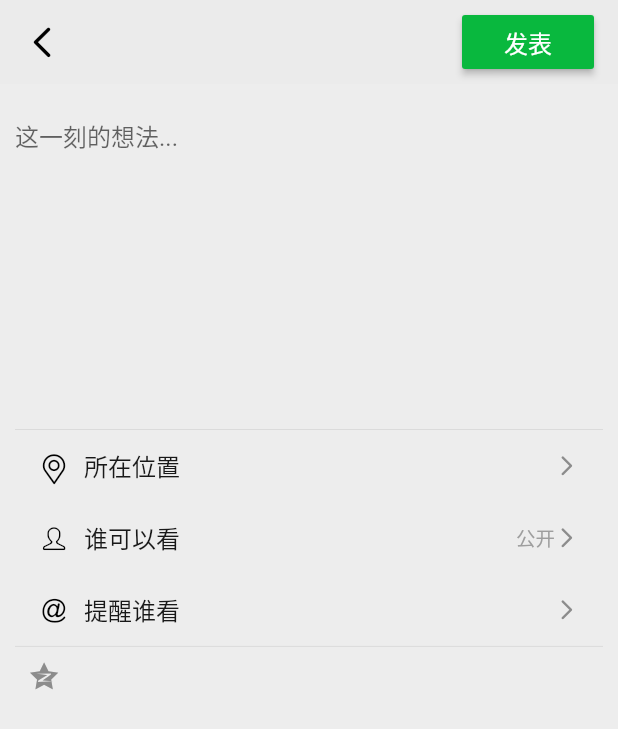
After one commit to chromon/lophornis, a Flutter app: the MomentPublishPage screen opened by its route, on a phone screen of 412 x 824 dp. The commit adds this screen. Shown: the top 729 px of the screen. Run offline on Flutter 3.47's test engine with Material 2 defaults, Android fonts, the phone set to English and light mode, and no system bars.

Commit message:
style: add moment publish page.

```diff
--- a/lib/constants/app_routes.dart
+++ b/lib/constants/app_routes.dart
@@ -28,4 +28,6 @@ class Routes {
   static const FriendInfo = '/friend_info';
   // 朋友圈
   static const Moments = '/moments';
+  // 发布朋友圈消息
+  static const MomentsPublish = '/moments_publish';
 }
--- a/lib/main.dart
+++ b/lib/main.dart
@@ -5,6 +5,7 @@ import 'package:lophornis/pages/contact/friend_info.dart';
 import 'package:lophornis/pages/contact/new_friends_page.dart';
 import 'package:lophornis/pages/contact/add_friends_page.dart';
 import 'package:lophornis/pages/me/set_nickname.dart';
+import 'package:lophornis/pages/moments/moment_publish_page.dart';
 import 'package:lophornis/pages/moments/moments_page.dart';
 import 'package:lophornis/pages/welcome/login_page.dart';
 import 'package:lophornis/pages/welcome/sign_up.dart';
@@ -43,5 +44,6 @@ void main() => runApp(MaterialApp(
     Routes.SetNickname: (context) => SetNicknamePage(),
     Routes.FriendInfo: (context) => FriendInfo(),
     Routes.Moments: (context) => MomentsPage(),
+    Routes.MomentsPublish: (context) => MomentPublishPage(),
   },
 ));
--- /dev/null
+++ b/lib/pages/moments/moment_publish_page.dart
@@ -0,0 +1,183 @@
+import 'package:flutter/material.dart';
+
+import 'package:lophornis/constants/app_constants.dart';
+import 'package:lophornis/constants/app_colors.dart';
+import 'package:lophornis/constants/app_styles.dart';
+
+class MomentPublishPage extends StatefulWidget {
+  @override
+  _MomentPublishPageState createState() => _MomentPublishPageState();
+}
+
+class _MomentPublishPageState extends State<MomentPublishPage> {
+  @override
+  Widget build(BuildContext context) {
+    return Scaffold(
+      backgroundColor: Color(AppColors.BackgroundColor),
+      appBar: AppBar(
+        leading: IconButton(
+          icon: Icon(
+            IconData(
+              0xe64c,
+              fontFamily: AppConstants.IconFontFamily,
+            ),
+            size: AppConstants.ActionIconSize + 4.0,
+            color: const Color(AppColors.ActionIconColor),
+          ),
+          onPressed: () {
+            Navigator.pop(context);
+          },
+        ),
+        elevation: 0.0,
+        brightness: Brightness.light,
+        backgroundColor: const Color(AppColors.PrimaryColor),
+        actions: <Widget>[
+          Container(
+            margin: EdgeInsets.only(top: 10.0, bottom: 10.0),
+            child: RaisedButton(
+              color: Color(AppColors.MainColor),
+              child: Text('发表', style: TextStyle(fontSize: 16.0, color: Colors.white),),
+              onPressed: () {},
+            ),
+          ),
+          SizedBox(width: 16.0,),
+        ],
+      ),
+      body: SingleChildScrollView(
+        physics: BouncingScrollPhysics(),
+        child: Column(
+          children: <Widget>[
+            Container(
+              padding: EdgeInsets.all(10.0),
+              child: TextField(
+                maxLines: 4,
+                cursorColor: Color(AppColors.MainColor),
+                decoration: InputDecoration(
+                  hintText: '这一刻的想法...',
+                  border: InputBorder.none,
+                ),
+              ),
+            ),
+            SizedBox(height: 100.0,),
+            Container(
+              margin: EdgeInsets.all(10.0),
+              decoration: BoxDecoration(
+                border: Border(
+                  top: BorderSide(
+                    color: Color(0xffD9D9D9),
+                    width: AppConstants.DividerWidth
+                  ),
+                  bottom: BorderSide(
+                    color: Color(0xffD9D9D9),
+                    width: AppConstants.DividerWidth
+                  ),
+                ),
+              ),
+              child: Column(
+                children: <Widget>[
+                  FlatButton(
+                    child: Row(
+                      crossAxisAlignment: CrossAxisAlignment.center,
+                      children: <Widget>[
+                        Icon(
+                          IconData(
+                            0xe61e,
+                            fontFamily: AppConstants.IconFontFamilyExtra,
+                          ),
+                          size: AppConstants.ActionIconSize,
+                          color: const Color(AppColors.ActionIconColor),
+                        ),
+                        SizedBox(width: 10.0,),
+                        Expanded(
+                          child: Text('所在位置', style: AppStyles.TitleStyle,),
+                        ),
+                        Icon(
+                          IconData(
+                            0xe604,
+                            fontFamily: AppConstants.IconFontFamily,
+                          ),
+                          size: 16.0,
+                          color: const Color(AppColors.ButtonDescText)
+                        ),
+                      ],
+                    ),
+                    onPressed: () {},
+                  ),
+                  FlatButton(
+                    child: Row(
+                      crossAxisAlignment: CrossAxisAlignment.center,
+                      children: <Widget>[
+                        Icon(
+                          IconData(
+                            0xe601,
+                            fontFamily: AppConstants.IconFontFamilyExtra,
+                          ),
+                          size: AppConstants.ActionIconSize,
+                          color: const Color(AppColors.ActionIconColor),
+                        ),
+                        SizedBox(width: 10.0,),
+                        Expanded(
+                          child: Text('谁可以看', style: AppStyles.TitleStyle,),
+                        ),
+                        Text('公开', style: AppStyles.DescStyle,),
+                        Icon(
+                          IconData(
+                            0xe604,
+                            fontFamily: AppConstants.IconFontFamily,
+                          ),
+                          size: 16.0,
+                          color: const Color(AppColors.ButtonDescText)
+                        ),
+                      ],
+                    ),
+                    onPressed: () {},
+                  ),
+                  FlatButton(
+                    child: Row(
+                      crossAxisAlignment: CrossAxisAlignment.center,
+                      children: <Widget>[
+                        Icon(
+                          IconData(
+                            0xe607,
+                            fontFamily: AppConstants.IconFontFamilyExtra,
+                          ),
+                          size: AppConstants.ActionIconSize,
+                          color: const Color(AppColors.ActionIconColor),
+                        ),
+                        SizedBox(width: 10.0,),
+                        Expanded(
+                          child: Text('提醒谁看', style: AppStyles.TitleStyle,),
+                        ),
+                        Icon(
+                          IconData(
+                            0xe604,
+                            fontFamily: AppConstants.IconFontFamily,
+                          ),
+                          size: 16.0,
+                          color: const Color(AppColors.ButtonDescText)
+                        ),
+                      ],
+                    ),
+                    onPressed: () {},
+                  ),
+                ],
+              ),
+            ),
+            Container(
+              margin: EdgeInsets.only(left: 20.0),
+              alignment: Alignment.centerLeft,
+              child: Icon(
+                IconData(
+                  0xe621,
+                  fontFamily: AppConstants.IconFontFamilyExtra,
+                ),
+                size: 18.0,
+                color: const Color(AppColors.ButtonDescText)
+              ),
+            ),
+          ],
+        ),
+      ),
+    );
+  }
+}
--- a/lib/pages/moments/moments_page.dart
+++ b/lib/pages/moments/moments_page.dart
@@ -4,6 +4,7 @@ import 'dart:ui' as ui show window;
 import 'package:lophornis/constants/app_colors.dart';
 import 'package:lophornis/constants/app_constants.dart';
 import 'package:lophornis/constants/app_styles.dart';
+import 'package:lophornis/constants/app_routes.dart';
 import 'package:lophornis/modal/moment.dart';
 import 'package:lophornis/widget/moment_item_widget.dart';
 
@@ -159,7 +160,7 @@ class _MomentsPageState extends State<MomentsPage> {
                 Container(
                   child: GestureDetector(
                     onLongPress: () {
-                      print('hehe');
+                      Navigator.pushNamed(context, Routes.MomentsPublish);
                     },
                     child: InkWell(
                       child: IconButton(
```
Also changed, not shown: assets/fonts/iconfont_extra.ttf.
